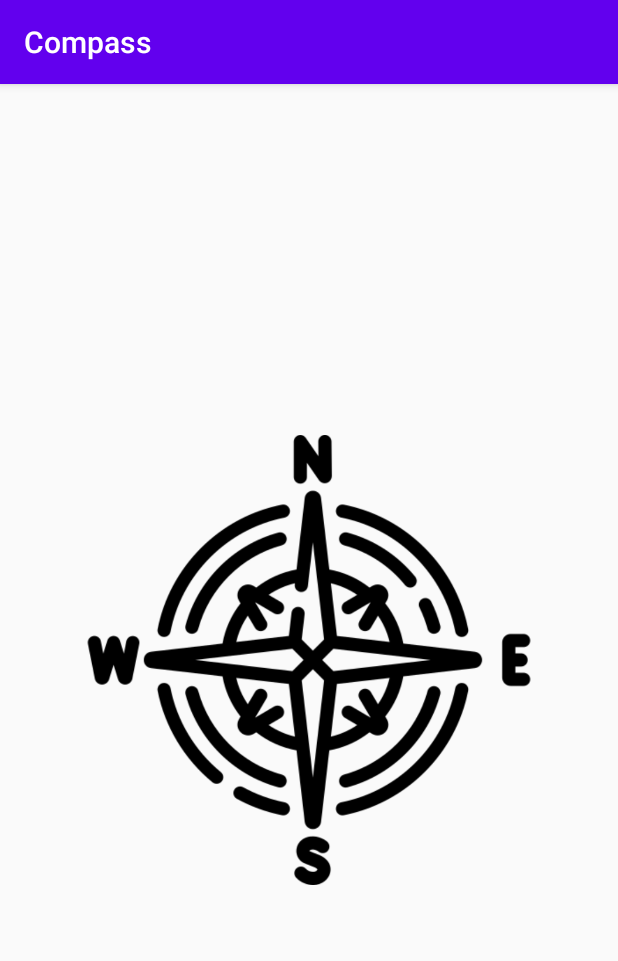
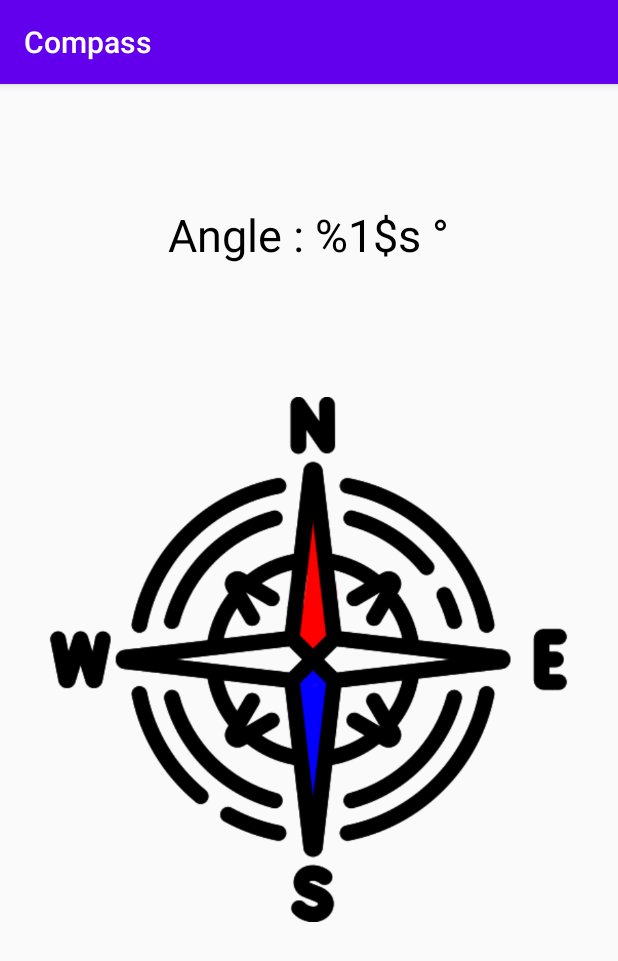
Before and after one commit to commitkim/compass, an Android app: the screen it shows after launch (MainActivity), on a phone screen of 412 x 824 dp. Shown: the top 961 px of the screen. Run offline under Robolectric (Android 15) with nearby library versions, the phone set to English and light mode, and no system bars.

```diff
--- a/app/src/main/res/layout/activity_main.xml
+++ b/app/src/main/res/layout/activity_main.xml
@@ -6,10 +6,20 @@
     android:layout_height="match_parent"
     tools:context=".MainActivity">
 
+    <TextView
+        android:id="@+id/textView"
+        android:layout_width="wrap_content"
+        android:layout_height="wrap_content"
+        android:layout_gravity="center_horizontal"
+        android:text="@string/angle_string"
+        android:textColor="@android:color/black"
+        android:layout_marginTop="80dp"
+        android:textSize="30dp" />
+
     <ImageView
         android:id="@+id/compass"
-        android:layout_width="300dp"
-        android:layout_height="300dp"
+        android:layout_width="350dp"
+        android:layout_height="350dp"
         android:layout_gravity="center"
-        app:srcCompat="@drawable/compass_img" />
+        app:srcCompat="@drawable/compass_color" />
 </FrameLayout>
--- a/app/src/main/res/values/strings.xml
+++ b/app/src/main/res/values/strings.xml
@@ -1,3 +1,4 @@
 <resources>
     <string name="app_name">Compass</string>
+    <string name="angle_string">Angle : %1$s °</string>
 </resources>
```
Also changed, not shown: app/src/main/java/com/gekim16/compass/MainActivity.kt (+4 -11 lines), app/src/main/res/drawable/compass_color.png (added).
